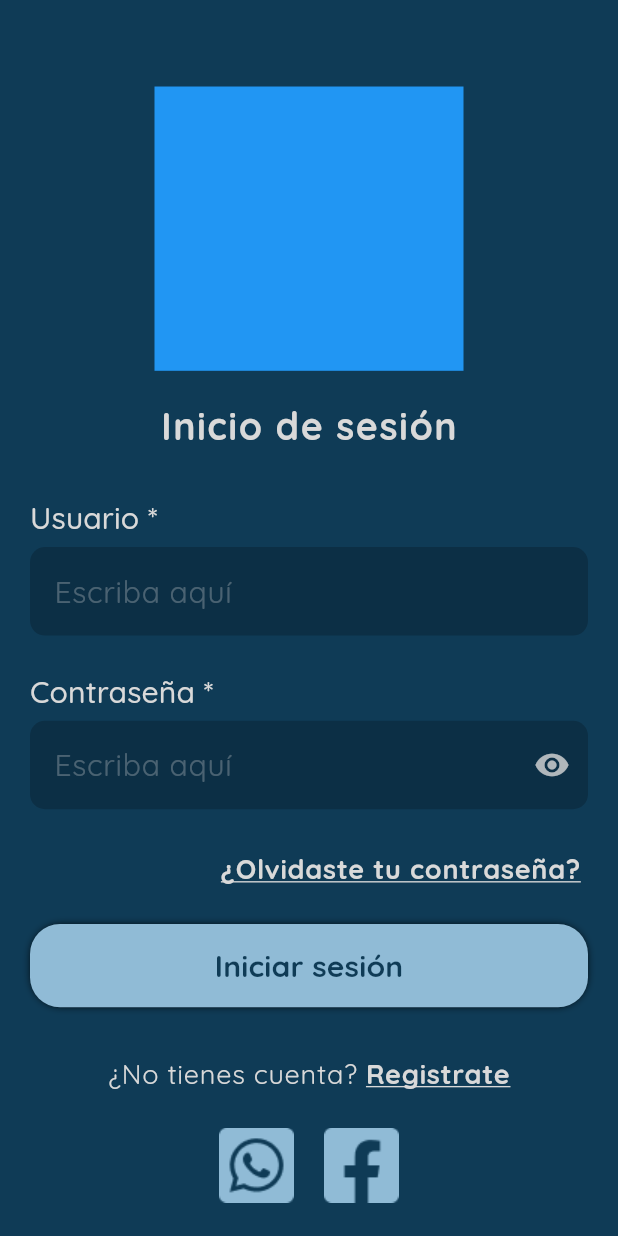
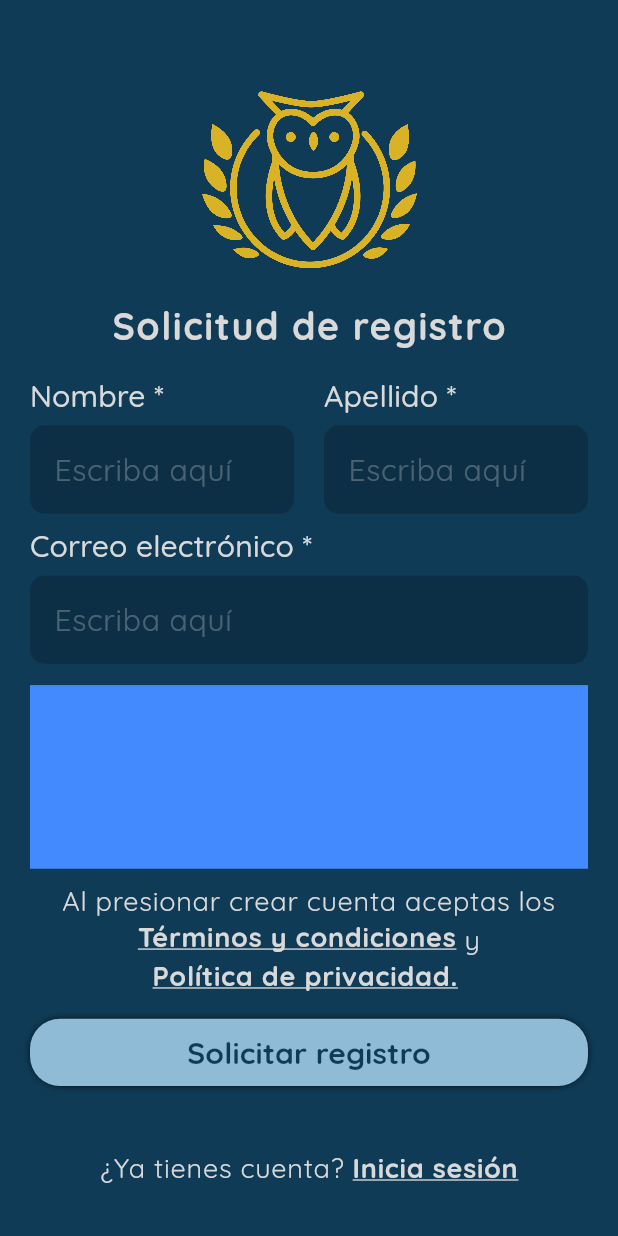
Before and after one commit to Gugodin/AppExpedientes, a Flutter app: the screen it shows after launch, on a phone screen of 412 x 824 dp. Run offline on Flutter 3.47's test engine with Material 3 defaults, Android fonts, the phone set to English and light mode, and no system bars; our stand-ins replace auto_route, firebase_auth, firebase_core; accounts and stored records are empty.

Commit message:
almost finishing the register first part

```diff
--- a/lib/config/assets/assets.dart
+++ b/lib/config/assets/assets.dart
@@ -5,7 +5,8 @@ class AssetsApp {
   static String onB4 = 'assets/images/on_boarding/OB4.png';
 
 
-  static String logo1 = 'assets/logos/logo_1.png';
+  static String logoOwlLegalLetters = 'assets/logos/logo_1.png';
+  static String logoOwlLegalNoLetters = 'assets/logos/logo_2.png';
 
   static String socialMediaWhatsApp = 'assets/images/social_media/whatsapp.png';
   static String socialMediaFacebook = 'assets/images/social_media/facebook.png';
--- a/lib/config/const/const.dart
+++ b/lib/config/const/const.dart
@@ -4,6 +4,8 @@ import 'package:expedientes/config/assets/assets.dart';
 
 String CURP_PATTERN =
     r"^([A-Z][AEIOUX][A-Z]{2}\d{2}(?:0[1-9]|1[0-2])(?:0[1-9]|[12]\d|3[01])[HM](?:AS|B[CS]|C[CLMSH]|D[FG]|G[TR]|HG|JC|M[CNS]|N[ETL]|OC|PL|Q[TR]|S[PLR]|T[CSL]|VZ|YN|ZS)[B-DF-HJ-NP-TV-Z]{3}[A-Z\d])(\d)$";
+String EMAIL_PATTERN =
+    r'^(([^<>()[\]\\.,;:\s@\"]+(\.[^<>()[\]\\.,;:\s@\"]+)*)|(\".+\"))@((\[[0-9]{1,3}\.[0-9]{1,3}\.[0-9]{1,3}\.[0-9]{1,3}\])|(([a-zA-Z\-0-9]+\.)+[a-zA-Z]{2,}))$';
 
 final listImages = [
   AssetsApp.onB1,
--- a/lib/config/routes/AppRouter/AppRouter.dart
+++ b/lib/config/routes/AppRouter/AppRouter.dart
@@ -9,9 +9,12 @@ class AppRouter extends $AppRouter {
   @override
   List<AutoRoute> get routes => [
         /// routes go here
-        AutoRoute(page: LoginRoute.page, initial: true),
+        AutoRoute(
+          page: LoginRoute.page,
+        ),
         AutoRoute(
           page: OnBoardingRoute.page,
         ),
+        AutoRoute(page: RegisterRoute.page, initial: true),
       ];
 }
--- a/lib/ui/commons/custom_text_field.dart
+++ b/lib/ui/commons/custom_text_field.dart
@@ -87,6 +87,13 @@ class _CustomTextFieldState extends State<CustomTextField> {
             focusNode: widget.node,
             keyboardType: widget.inputType,
             validator: (value) {
+              if (widget.inputType == TextInputType.emailAddress) {
+                RegExp regExp = RegExp(EMAIL_PATTERN);
+                return regExp.hasMatch(value!)
+                    ? null
+                    : 'Inserte un correo valido';
+              }
+
               if (widget.typeTextField == TypeTextField.curp) {
                 RegExp regExp = RegExp(CURP_PATTERN);
                 return regExp.hasMatch(value!)
--- /dev/null
+++ b/lib/ui/screens/authentication_screens/authentication_screens.dart
@@ -0,0 +1,3 @@
+export 'login_screen/login_screen.dart';
+export 'register_screen/register_screen.dart';
+export 'on_boarding_screen/on_boarding_screen.dart';
--- a/lib/ui/screens/login_screen/login_screen.dart
+++ b/lib/ui/screens/authentication_screens/login_screen/login_screen.dart
@@ -5,7 +5,7 @@ import 'package:expedientes/ui/commons/commons.dart';
 import 'package:flutter/cupertino.dart';
 import 'package:flutter/material.dart';
 
-import '../../../config/styles/styles.dart';
+import '../../../../config/styles/styles.dart';
 
 @RoutePage()
 // ignore: must_be_immutable
@@ -34,42 +34,35 @@ class LoginScreen extends StatelessWidget {
               children: [
                 Container(
                   width: double.infinity,
-                  height: size.height * 0.30,
+                  height: size.height * 0.32,
                   alignment: Alignment.bottomCenter,
-                  // padding: EdgeInsets.only(top: size.height * 0.04),
-                  // decoration: const BoxDecoration(
-                  //     color: Colors.grey,
-                  //     boxShadow: [AppStyles.containerShadow],
-                  //     borderRadius:
-                  //         BorderRadius.vertical(bottom: Radius.circular(20))),
-
-                  child: Container(
-                    color: Colors.blue,
+                  // color: Colors.amber,
+                  child: SizedBox(
                     height: size.height * 0.23,
                     width: size.width * 0.50,
-                    // child: Image.asset(
-                    //   AssetsApp.logo1,
-                    //   filterQuality: FilterQuality.high,
-                    //   fit: BoxFit.scaleDown,
-                    // ),
+                    child: Image.asset(
+                      AssetsApp.logoOwlLegalLetters,
+                      filterQuality: FilterQuality.high,
+                      fit: BoxFit.scaleDown,
+                    ),
                   ),
                 ),
                 Container(
-                  padding: EdgeInsets.symmetric(horizontal: 20),
-                  height: size.height * 0.70,
+                  padding: const EdgeInsets.symmetric(horizontal: 20),
+                  height: size.height * 0.68,
                   width: double.infinity,
                   child: Column(
                     children: [
+                      Padding(
+                        padding: const EdgeInsets.only(top: 10),
+                        child: Text(
+                          'Inicio de sesión',
+                          style: theme.textTheme.headlineMedium!
+                              .copyWith(letterSpacing: 1),
+                        ),
+                      ),
                       Expanded(
-                          flex: 1,
-                          child: Center(
-                              child: Text(
-                            'Inicio de sesión',
-                            style: theme.textTheme.headlineMedium!
-                                .copyWith(letterSpacing: 1),
-                          ))),
-                      Expanded(
-                          flex: 4,
+                          flex: 3,
                           child: Column(
                             mainAxisAlignment: MainAxisAlignment.spaceAround,
                             crossAxisAlignment: CrossAxisAlignment.end,
@@ -103,7 +96,7 @@ class LoginScreen extends StatelessWidget {
                                 fontWeight: FontWeight.bold),
                             colorLabel: MainColorsApp.backgroundColor1,
                             margin: EdgeInsets.symmetric(
-                                vertical: size.height * 0.01),
+                                vertical: size.height * 0.02),
                             label: 'Iniciar sesión',
                             onTap: () {
                               FocusScope.of(context).unfocus();
@@ -150,8 +143,7 @@ class LoginScreen extends StatelessWidget {
                             child: Row(
                               mainAxisAlignment: MainAxisAlignment.center,
                               children: [
-                                Container(
-                                  // color: Colors.amber,
+                                SizedBox(
                                   height: 50,
                                   width: 50,
                                   child: Image.asset(
@@ -159,11 +151,10 @@ class LoginScreen extends StatelessWidget {
                                     fit: BoxFit.fill,
                                   ),
                                 ),
-                                SizedBox(
+                                const SizedBox(
                                   width: 20,
                                 ),
-                                Container(
-                                  // color: Colors.amber,
+                                SizedBox(
                                   height: 50,
                                   width: 50,
                                   child: Image.asset(
--- a/lib/ui/screens/on_boarding_screen/on_boarding_screen.dart
+++ b/lib/ui/screens/authentication_screens/on_boarding_screen/on_boarding_screen.dart
@@ -2,8 +2,8 @@ import 'package:auto_route/auto_route.dart';
 import 'package:expedientes/config/colors/colors.dart';
 import 'package:flutter/material.dart';
 
-import '../../../config/const/const.dart';
-import '../../commons/commons.dart';
+import '../../../../config/const/const.dart';
+import '../../../commons/commons.dart';
 
 @RoutePage()
 class OnBoardingScreen extends StatefulWidget {
--- /dev/null
+++ b/lib/ui/screens/authentication_screens/register_screen/register_screen.dart
@@ -0,0 +1,195 @@
+import 'package:auto_route/auto_route.dart';
+import 'package:expedientes/config/assets/assets.dart';
+import 'package:expedientes/config/colors/colors.dart';
+import 'package:expedientes/ui/commons/custom_elevated_button.dart';
+import 'package:expedientes/ui/screens/authentication_screens/register_screen/widets/form_part.dart';
+import 'package:flutter/cupertino.dart';
+import 'package:flutter/material.dart';
+import 'package:flutter/widgets.dart';
+
+@RoutePage()
+class RegisterScreen extends StatelessWidget {
+  RegisterScreen({super.key});
+
+  final GlobalKey<FormState> _formKey = GlobalKey<FormState>();
+  TextEditingController controllerName = TextEditingController();
+  FocusNode node1 = FocusNode();
+  TextEditingController controllerLastName = TextEditingController();
+  FocusNode node2 = FocusNode();
+  TextEditingController controllerEmail = TextEditingController();
+  FocusNode node3 = FocusNode();
+  @override
+  Widget build(BuildContext context) {
+    Size size = MediaQuery.of(context).size;
+    final theme = Theme.of(context);
+
+    return GestureDetector(
+      onTap: () => FocusScope.of(context).unfocus(),
+      child: Scaffold(
+        body: Form(
+          key: _formKey,
+          child: SingleChildScrollView(
+            child: Column(
+              children: [
+                Container(
+                  width: double.infinity,
+                  height: size.height * 0.22,
+                  alignment: Alignment.bottomCenter,
+                  child: SizedBox(
+                    height: size.height * 0.15,
+                    width: size.width * 0.35,
+                    child: Image.asset(
+                      AssetsApp.logoOwlLegalNoLetters,
+                      filterQuality: FilterQuality.high,
+                      fit: BoxFit.scaleDown,
+                    ),
+                  ),
+                ),
+                Container(
+                  padding: EdgeInsets.symmetric(horizontal: 20),
+                  width: double.infinity,
+                  height: size.height * 0.78,
+                  child: Column(
+                    children: [
+                      Expanded(
+                          flex: 2,
+                          child: Center(
+                              child: Padding(
+                            padding: const EdgeInsets.only(top: 10),
+                            child: Text(
+                              'Solicitud de registro',
+                              style: theme.textTheme.headlineMedium!
+                                  .copyWith(letterSpacing: 1),
+                            ),
+                          ))),
+                      Expanded(
+                          flex: 7,
+                          child: FormPart(
+                              elementName: ElementForm(
+                                  controller: controllerName, node: node1),
+                              elementLastName: ElementForm(
+                                  controller: controllerLastName, node: node2),
+                              elementEmail: ElementForm(
+                                  controller: controllerEmail, node: node3))),
+                      Expanded(
+                          flex: 4,
+                          child: Container(
+                            color: Colors.blueAccent,
+                          )),
+                      Expanded(
+                          flex: 3,
+                          child: Center(
+                            child: Padding(
+                              padding: const EdgeInsets.all(5.0),
+                              child: RichText(
+                                textAlign: TextAlign.center,
+                                text: TextSpan(children: [
+                                  TextSpan(
+                                      text:
+                                          'Al presionar crear cuenta aceptas los ',
+                                      style:
+                                          theme.textTheme.labelMedium!.copyWith(
+                                        fontSize: 18,
+                                      )),
+                                  WidgetSpan(
+                                      child: InkWell(
+                                    onTap: () {
+                                      print('Terminos');
+                                    },
+                                    borderRadius: BorderRadius.circular(10),
+                                    child: Text('Términos y condiciones ',
+                                        style: theme.textTheme.labelMedium!
+                                            .copyWith(
+                                                fontWeight: FontWeight.bold,
+                                                fontSize: 18,
+                                                decoration:
+                                                    TextDecoration.underline,
+                                                decorationColor: MainColorsApp
+                                                    .brightColorText)),
+                                  )),
+                                  TextSpan(
+                                      text: 'y ',
+                                      style:
+                                          theme.textTheme.labelMedium!.copyWith(
+                                        fontSize: 18,
+                                      )),
+                                  WidgetSpan(
+                                      child: InkWell(
+                                    onTap: () {
+                                      print('Politica');
+                                    },
+                                    borderRadius: BorderRadius.circular(10),
+                                    child: Text('Política de privacidad. ',
+                                        style: theme.textTheme.labelMedium!
+                                            .copyWith(
+                                                fontWeight: FontWeight.bold,
+                                                fontSize: 18,
+                                                decoration:
+                                                    TextDecoration.underline,
+                                                decorationColor: MainColorsApp
+                                                    .brightColorText)),
+                                  )),
+                                ]),
+                              ),
+                            ),
+                          )),
+                      Expanded(
+                          flex: 2,
+                          child: CustomElevatedButton(
+                            labelStyle: theme.textTheme.labelLarge!.copyWith(
+                                color: MainColorsApp.backgroundColor1,
+                                fontWeight: FontWeight.bold),
+                            colorLabel: MainColorsApp.backgroundColor1,
+                            margin: EdgeInsets.symmetric(
+                              vertical: size.height * 0.01,
+                            ),
+                            label: 'Solicitar registro',
+                            onTap: () {
+                              FocusScope.of(context).unfocus();
+                              if (_formKey.currentState!.validate()) {
+                                print('Hola');
+                              }
+                            },
+                          )),
+                      Expanded(
+                          flex: 3,
+                          child: Center(
+                            child: InkWell(
+                              onTap: () {},
+                              borderRadius: BorderRadius.circular(15),
+                              child: Padding(
+                                padding: const EdgeInsets.all(5.0),
+                                child: RichText(
+                                  text: TextSpan(children: [
+                                    TextSpan(
+                                        text: '¿Ya tienes cuenta? ',
+                                        style: theme.textTheme.labelMedium!
+                                            .copyWith(
+                                          fontSize: 18,
+                                        )),
+                                    TextSpan(
+                                        text: 'Inicia sesión',
+                                        style: theme.textTheme.labelMedium!
+                                            .copyWith(
+                                                fontWeight: FontWeight.bold,
+                                                fontSize: 18,
+                                                decoration:
+                                                    TextDecoration.underline,
+                                                decorationColor: MainColorsApp
+                                                    .brightColorText)),
+                                  ]),
+                                ),
+                              ),
+                            ),
+                          )),
+                    ],
+                  ),
+                )
+              ],
+            ),
+          ),
+        ),
+      ),
+    );
+  }
+}
--- /dev/null
+++ b/lib/ui/screens/authentication_screens/register_screen/widets/form_part.dart
@@ -0,0 +1,69 @@
+// ignore_for_file: public_member_api_docs, sort_constructors_first
+import 'package:flutter/material.dart';
+
+import '../../../../commons/commons.dart';
+
+class FormPart extends StatelessWidget {
+  final ElementForm elementName;
+  final ElementForm elementLastName;
+  final ElementForm elementEmail;
+
+  const FormPart(
+      {super.key,
+      required this.elementName,
+      required this.elementLastName,
+      required this.elementEmail});
+
+  @override
+  Widget build(BuildContext context) {
+    return Column(
+      children: [
+        Expanded(
+            flex: 1,
+            child: Row(
+              children: [
+                Expanded(
+                    flex: 1,
+                    child: CustomTextField(
+                        margin: EdgeInsets.zero,
+                        controller: elementName.controller,
+                        label: 'Nombre',
+                        node: elementName.node,
+                        isRequierd: true,
+                        inputType: TextInputType.name)),
+                const SizedBox(
+                  width: 20,
+                ),
+                Expanded(
+                    flex: 1,
+                    child: CustomTextField(
+                        margin: EdgeInsets.zero,
+                        controller: elementLastName.controller,
+                        label: 'Apellido',
+                        node: elementLastName.node,
+                        isRequierd: true,
+                        inputType: TextInputType.name)),
+              ],
+            )),
+        Expanded(
+            flex: 1,
+            child: CustomTextField(
+                margin: EdgeInsets.zero,
+                controller: elementEmail.controller,
+                label: 'Correo electrónico',
+                node: elementEmail.node,
+                isRequierd: true,
+                inputType: TextInputType.emailAddress)),
+      ],
+    );
+  }
+}
+
+class ElementForm {
+  TextEditingController controller;
+  FocusNode node;
+  ElementForm({
+    required this.controller,
+    required this.node,
+  });
+}
--- /dev/null
+++ b/lib/ui/screens/authentication_screens/register_screen/widets/widgets.dart
@@ -0,0 +1 @@
+export 'form_part.dart';
--- a/lib/ui/screens/screens.dart
+++ b/lib/ui/screens/screens.dart
@@ -0,0 +1 @@
+export 'authentication_screens/authentication_screens.dart';
```
Also changed, not shown: assets/images/social_media/facebook.png, assets/images/social_media/whatsapp.png, assets/logos/logo_1.png, assets/logos/logo_2.png (added), lib/config/routes/AppRouter/AppRouter.gr.dart. Lines whose indentation alone changed are shown as unchanged.
